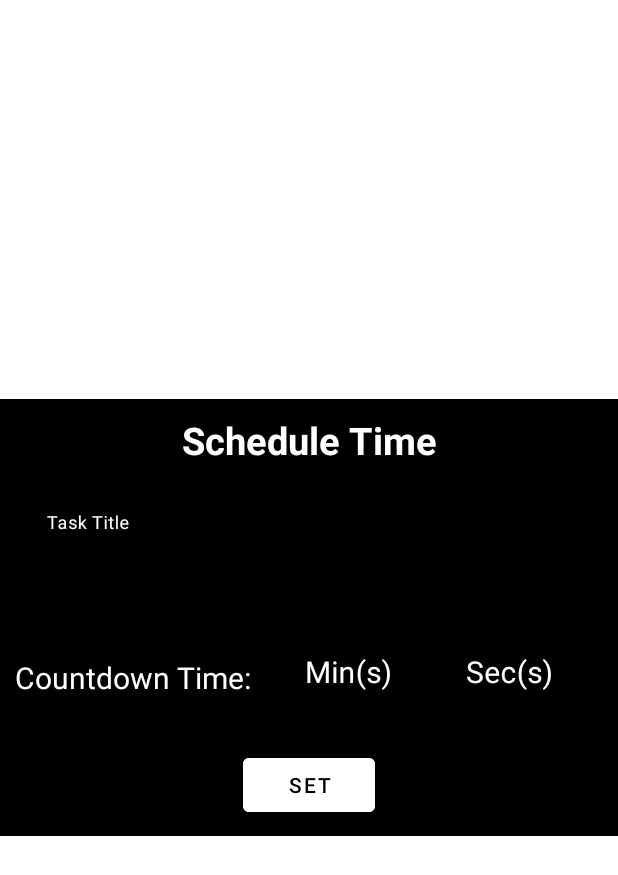
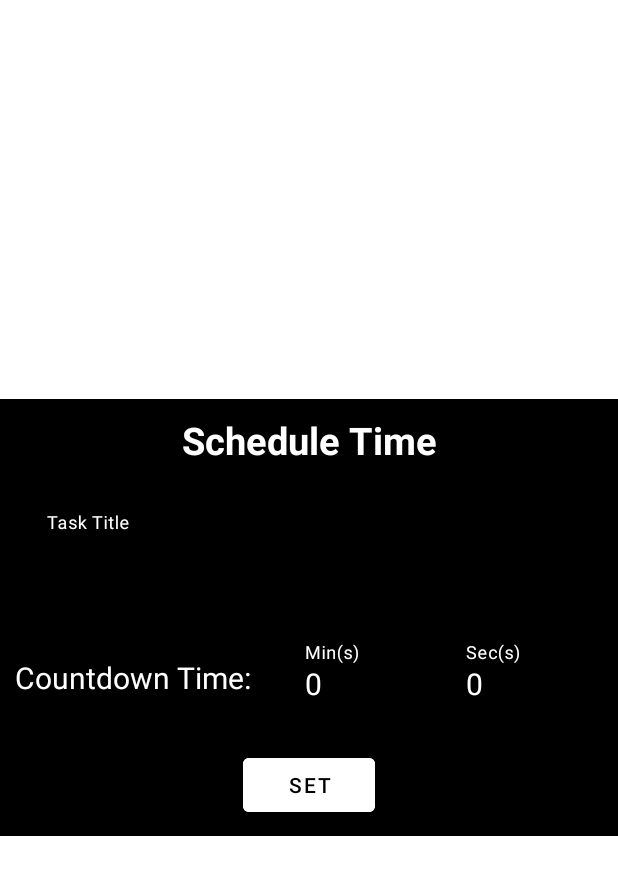
Before and after one commit to Vcky4/Time_Countdown, an Android app: the layout set_schedule_time.xml on its own in the app's theme, with its tools: preview values and no code run, on a phone screen of 412 x 824 dp. Shown: the top 875 px of the screen. Run offline under Robolectric (Android 15) with nearby library versions, the light colour scheme and no system bars.

Commit message:
fix - set time crash

```diff
--- a/app/src/main/res/layout/set_schedule_time.xml
+++ b/app/src/main/res/layout/set_schedule_time.xml
@@ -71,6 +71,7 @@
             android:layout_width="match_parent"
             android:layout_height="match_parent"
             android:background="@color/black"
+            android:text="0"
             android:inputType="number"
             android:textColor="@color/white"
             android:textSize="20sp"
@@ -91,6 +92,7 @@
             android:id="@+id/secs_text"
             android:layout_width="match_parent"
             android:layout_height="match_parent"
+            android:text="0"
             android:inputType="number"
             android:background="@color/black"
             android:textColor="@color/white"
```
Also changed, not shown: app/src/main/java/com/vicksoson/timecountdown/MainActivity.kt (+5 -3 lines), app/src/main/java/com/vicksoson/timecountdown/viewmodel/MainViewModel.kt (+19 -15 lines).
